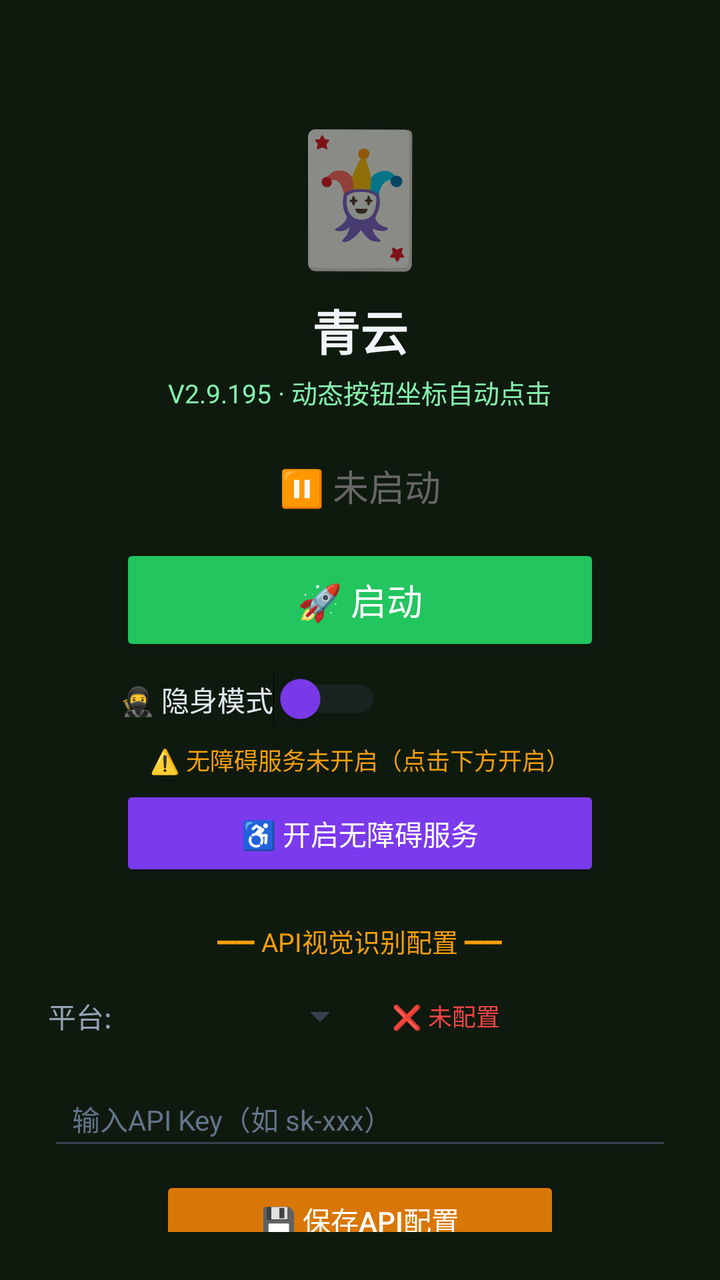
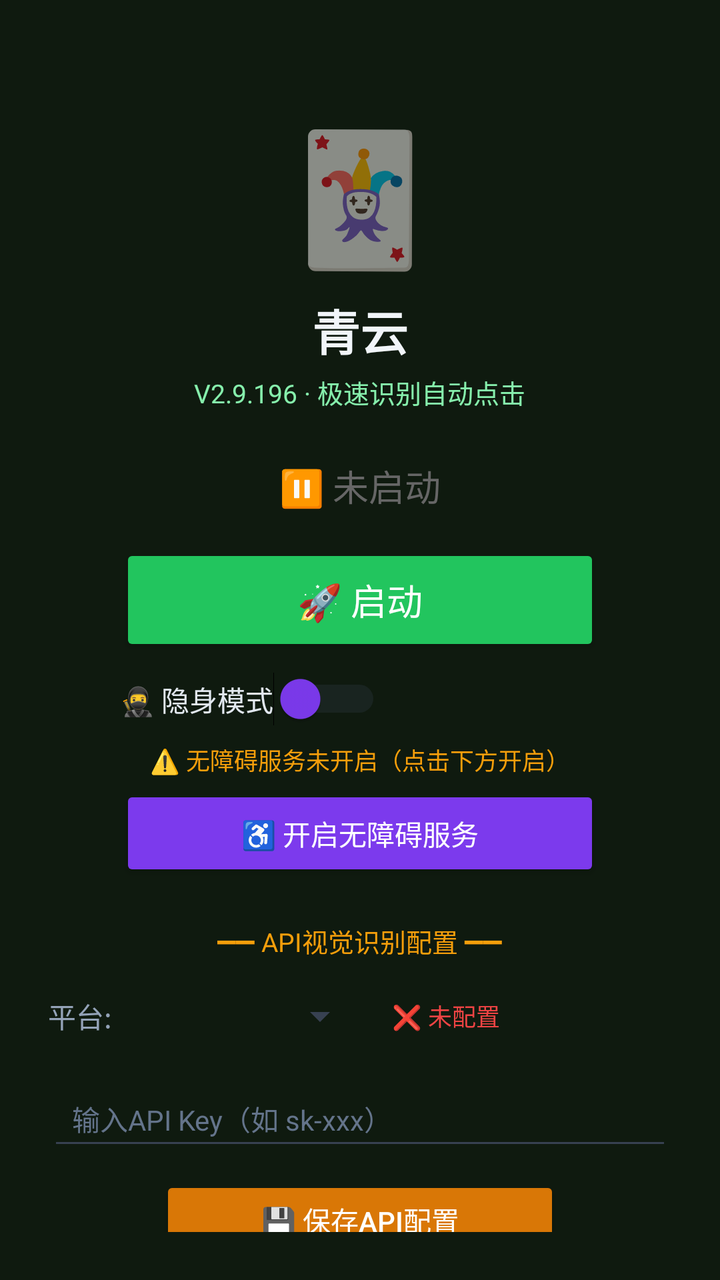

Before-and-after screenshots of an Android layout around one commit, followed by the original layout XML and the change that was made.
<!-- AndroidManifest.xml: activity theme Theme.MjScreenshot -->
<!-- res/layout/activity_main.xml -->
<?xml version="1.0" encoding="utf-8"?>
<LinearLayout xmlns:android="http://schemas.android.com/apk/res/android"
    android:layout_width="match_parent"
    android:layout_height="match_parent"
    android:orientation="vertical"
    android:background="#0f1a0f"
    android:padding="24dp"
    android:gravity="center_horizontal">

    <TextView
        android:layout_width="wrap_content"
        android:layout_height="wrap_content"
        android:text="🃏"
        android:textSize="64sp"
        android:layout_marginTop="30dp" />

    <TextView
        android:layout_width="wrap_content"
        android:layout_height="wrap_content"
        android:text="青云"
        android:textSize="24sp"
        android:textColor="#f1f5f9"
        android:textStyle="bold"
        android:layout_marginTop="8dp" />

    <TextView
        android:layout_width="wrap_content"
        android:layout_height="wrap_content"
        android:text="V2.9.195 · 动态按钮坐标自动点击"
        android:textSize="13sp"
        android:textColor="#86efac"
        android:layout_marginTop="4dp" />

    <TextView
        android:id="@+id/tvStatus"
        android:layout_width="wrap_content"
        android:layout_height="wrap_content"
        android:text="⏸ 未启动"
        android:textSize="18sp"
        android:textColor="#666666"
        android:layout_marginTop="24dp" />

    <Button
        android:id="@+id/btnStart"
        android:layout_width="240dp"
        android:layout_height="56dp"
        android:text="🚀 启动"
        android:textSize="18sp"
        android:textColor="#ffffff"
        android:backgroundTint="#22c55e"
        android:layout_marginTop="16dp" />

    <Button
        android:id="@+id/btnHelper"
        android:layout_width="240dp"
        android:layout_height="56dp"
        android:text="🃏 打开智囊"
        android:textSize="16sp"
        android:textColor="#ffffff"
        android:backgroundTint="#16a34a"
        android:layout_marginTop="12dp"
        android:visibility="gone" />

    
    <LinearLayout
        android:layout_width="240dp"
        android:layout_height="wrap_content"
        android:orientation="horizontal"
        android:gravity="center_vertical"
        android:layout_marginTop="8dp">

        <Switch
            android:id="@+id/switchStealth"
            android:layout_width="wrap_content"
            android:layout_height="wrap_content"
            android:text="🥷 隐身模式"
            android:textColor="#e2e8f0"
            android:textSize="14sp"
            android:thumbTint="#7c3aed"
            android:trackTint="#374151" />
    </LinearLayout>

    <TextView
        android:id="@+id/tvAccessibilityStatus"
        android:layout_width="wrap_content"
        android:layout_height="wrap_content"
        android:text="⚠️ 无障碍服务未开启（点击下方开启）"
        android:textSize="12sp"
        android:textColor="#f59e0b"
        android:layout_marginTop="8dp"
        android:gravity="center" />

    <Button
        android:id="@+id/btnAccessibility"
        android:layout_width="240dp"
        android:layout_height="48dp"
        android:text="♿ 开启无障碍服务"
        android:textSize="14sp"
        android:textColor="#ffffff"
        android:backgroundTint="#7c3aed"
        android:layout_marginTop="4dp" />

    <TextView
        android:layout_width="wrap_content"
        android:layout_height="wrap_content"
        android:text="━━ API视觉识别配置 ━━"
        android:textSize="13sp"
        android:textColor="#f59e0b"
        android:layout_marginTop="20dp" />

    <LinearLayout
        android:layout_width="match_parent"
        android:layout_height="wrap_content"
        android:orientation="horizontal"
        android:layout_marginTop="8dp"
        android:gravity="center_vertical">

        <TextView
            android:layout_width="wrap_content"
            android:layout_height="wrap_content"
            android:text="平台:"
            android:textSize="14sp"
            android:textColor="#94a3b8" />

        <Spinner
            android:id="@+id/spinnerProvider"
            android:layout_width="120dp"
            android:layout_height="40dp"
            android:layout_marginStart="8dp"
            android:backgroundTint="#374151" />

        <TextView
            android:id="@+id/tvApiStatus"
            android:layout_width="wrap_content"
            android:layout_height="wrap_content"
            android:text="❌ 未配置"
            android:textSize="12sp"
            android:textColor="#ef4444"
            android:layout_marginStart="12dp" />
    </LinearLayout>

    <EditText
        android:id="@+id/etApiKey"
        android:layout_width="match_parent"
        android:layout_height="44dp"
        android:hint="输入API Key（如 sk-xxx）"
        android:textSize="14sp"
        android:textColor="#e2e8f0"
        android:textColorHint="#64748b"
        android:backgroundTint="#374151"
        android:inputType="textPassword"
        android:layout_marginTop="8dp"
        android:paddingStart="12dp"
        android:paddingEnd="12dp" />

    <Button
        android:id="@+id/btnSaveApi"
        android:layout_width="200dp"
        android:layout_height="44dp"
        android:text="💾 保存API配置"
        android:textSize="14sp"
        android:textColor="#ffffff"
        android:backgroundTint="#d97706"
        android:layout_marginTop="8dp" />

    <TextView
        android:id="@+id/tvHint"
        android:layout_width="wrap_content"
        android:layout_height="wrap_content"
        android:text="先点上方按钮启动截屏"
        android:textSize="13sp"
        android:textColor="#666666"
        android:layout_marginTop="12dp"
        android:gravity="center" />

    <TextView
        android:layout_width="wrap_content"
        android:layout_height="wrap_content"
        android:text="使用步骤：\n1. 配置API Key（支持OpenAI/通义千问VL/硅基流动）\n2. 点「开启无障碍服务」→ 开启\n3. 开启「🥷隐身模式」(反检测)\n4. 点「启动」→ 允许悬浮窗\n5. 打牌时点屏幕上的🎯悬浮球即可截屏识别\n★ 拖动悬浮球可移到不挡牌的位置 ★\n★ 长按悬浮球可展开/收起详细面板 ★\n★ 悬浮球边框颜色=建议：绿=加注 橙=跟注 红=弃牌 ★"
        android:textSize="12sp"
        android:textColor="#64748b"
        android:layout_marginTop="12dp"
        android:lineSpacingExtra="3dp" />

</LinearLayout>
<!-- resources referenced by this layout -->
<resources>
  <style name="Theme.MjScreenshot" parent="Theme.MaterialComponents.DayNight.DarkActionBar">
          <item name="colorPrimary">#1e40af</item>
          <item name="colorPrimaryVariant">#1e3a8a</item>
          <item name="colorOnPrimary">#ffffff</item>
          <item name="android:statusBarColor">#0f172a</item>
      </style>
</resources>

<!-- the commit's change to res/layout/activity_main.xml (unified diff, before → after) -->
@@ -26,7 +26,7 @@
     <TextView
         android:layout_width="wrap_content"
         android:layout_height="wrap_content"
-        android:text="V2.9.195 · 动态按钮坐标自动点击"
+        android:text="V2.9.196 · 极速识别自动点击"
         android:textSize="13sp"
         android:textColor="#86efac"
         android:layout_marginTop="4dp" />
